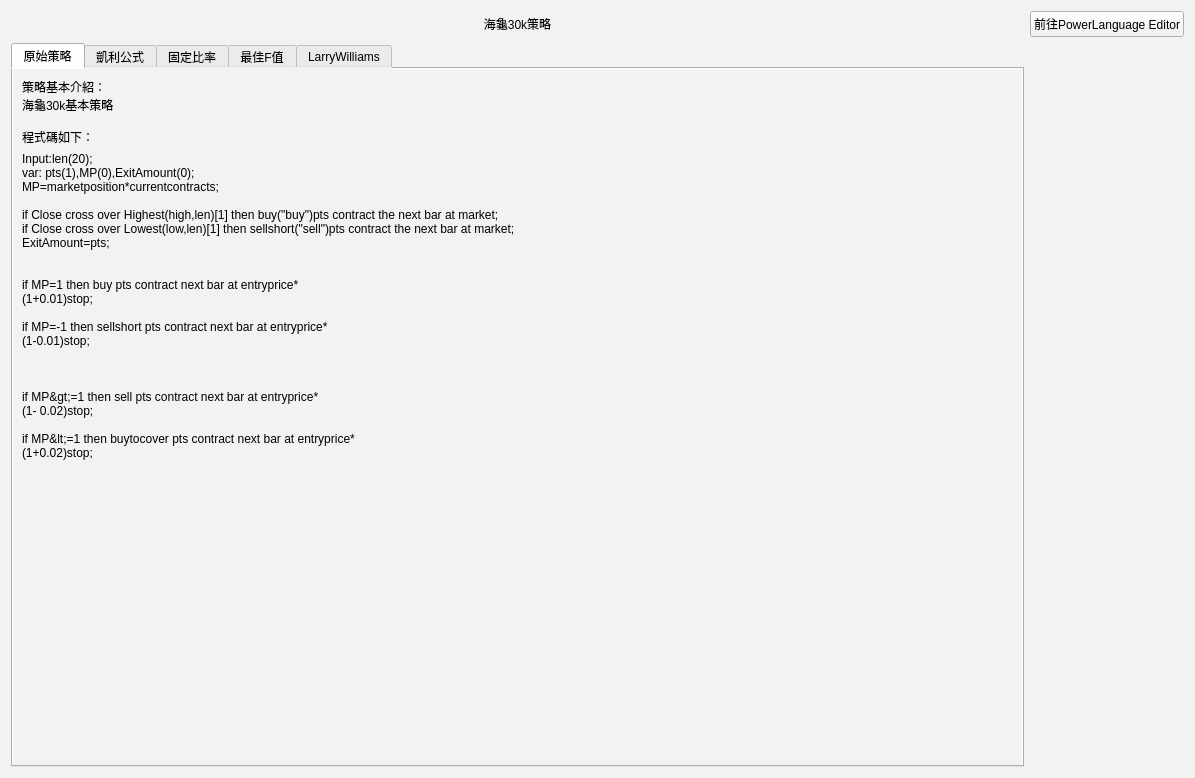
First picture: the form in Turtle30k_Strategies_UI.ui, repository allen93075/Winner, before the edit.
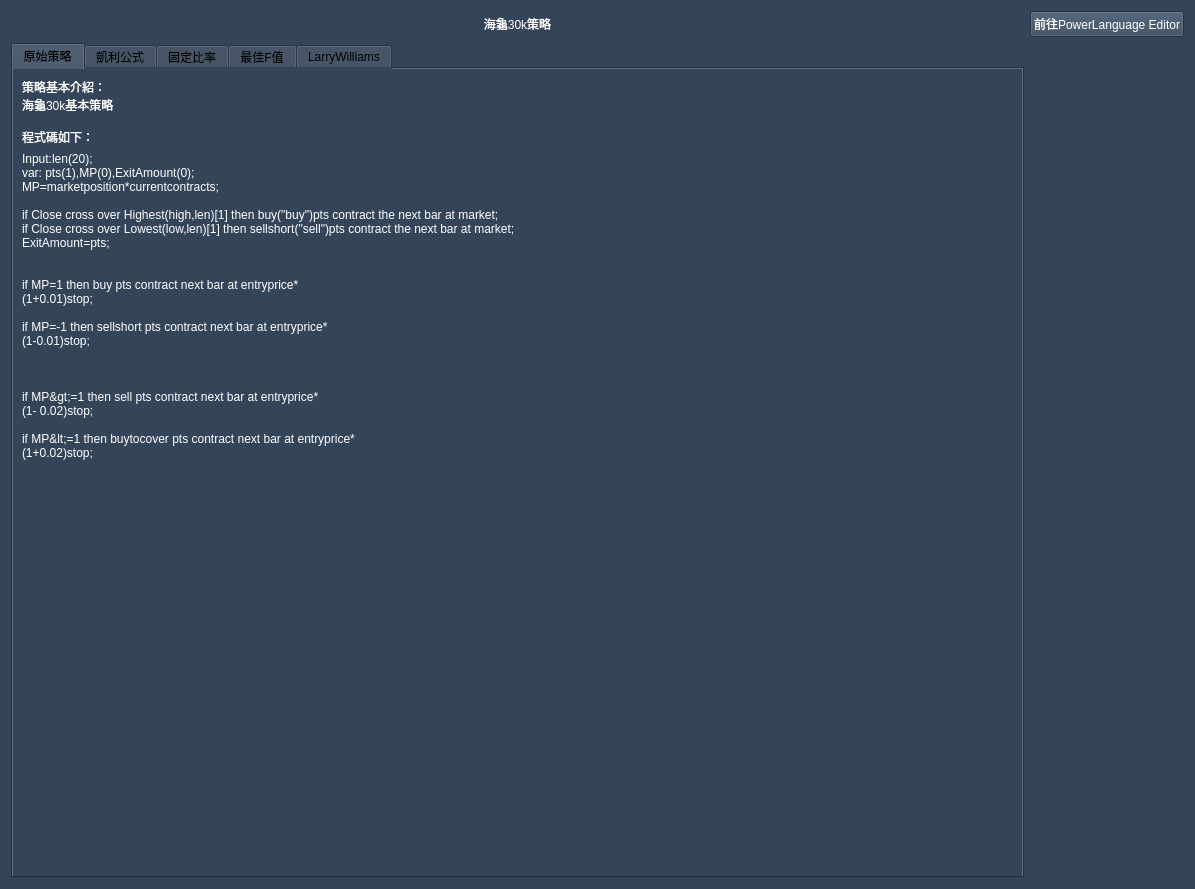
Second picture: the form after the edit.

The edit to the form file:
```diff
--- a/Turtle30k_Strategies_UI.ui
+++ b/Turtle30k_Strategies_UI.ui
@@ -7,18 +7,21 @@
     <x>0</x>
     <y>0</y>
     <width>1195</width>
-    <height>536</height>
+    <height>889</height>
    </rect>
   </property>
   <property name="windowTitle">
    <string>Form</string>
   </property>
   <property name="styleSheet">
-   <string notr="true">background-color: rgb(242, 242, 242);</string>
+   <string notr="true">background-color: rgb(53, 69, 89);</string>
   </property>
   <layout class="QGridLayout" name="gridLayout">
    <item row="0" column="1">
     <widget class="QPushButton" name="pushButton">
+     <property name="styleSheet">
+      <string notr="true">color: rgb(255, 255, 255);</string>
+     </property>
      <property name="text">
       <string>前往PowerLanguage Editor</string>
      </property>
@@ -26,6 +29,9 @@
    </item>
    <item row="0" column="0">
     <widget class="QLabel" name="label_2">
+     <property name="styleSheet">
+      <string notr="true">color: rgb(255, 255, 255);</string>
+     </property>
      <property name="text">
       <string>海龜30k策略</string>
      </property>
@@ -36,6 +42,9 @@
    </item>
    <item row="1" column="0">
     <widget class="QTabWidget" name="tabWidget">
+     <property name="styleSheet">
+      <string notr="true"/>
+     </property>
      <property name="tabShape">
       <enum>QTabWidget::Rounded</enum>
      </property>
@@ -65,6 +74,10 @@
        </item>
        <item row="1" column="0">
         <widget class="QLabel" name="label_9">
+         <property name="styleSheet">
+          <string notr="true">background-color: rgb(53, 69, 89);
+color: rgb(255, 255, 255);</string>
+         </property>
          <property name="text">
           <string>Input:len(20);
 var: pts(1),MP(0),ExitAmount(0);
@@ -100,6 +113,9 @@
        </item>
        <item row="0" column="0">
         <widget class="QLabel" name="label">
+         <property name="styleSheet">
+          <string notr="true">color: rgb(255, 255, 255);</string>
+         </property>
          <property name="text">
           <string>策略基本介紹：
 海龜30k基本策略
```
Left out of the diff: 2 changed lines with no effect on the pictures.
